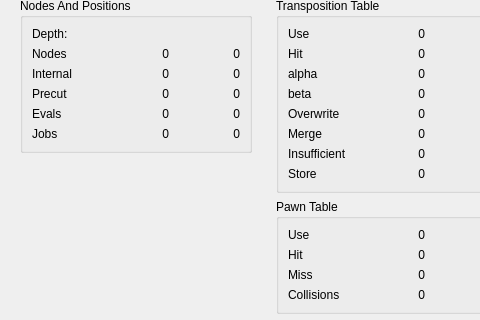
Qt form stats.ui (gpiez/hayabusa) before a commit; both pictures show x 0 to 480 and y 258 to 578 of the 862 by 823 pixel window.
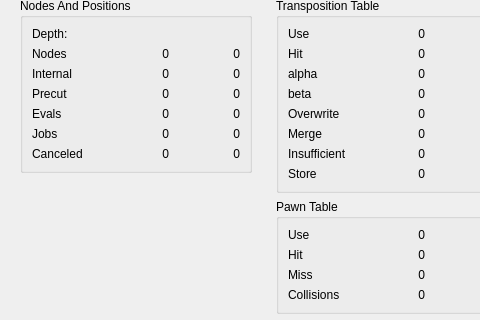
The same form after that commit. Custom widgets are drawn as their Qt base class.

Diff of the .ui file:
```diff
--- a/stats.ui
+++ b/stats.ui
@@ -277,6 +277,33 @@
                   </property>
                  </widget>
                 </item>
+                <item row="6" column="0">
+                 <widget class="QLabel" name="label_13">
+                  <property name="text">
+                   <string>Canceled</string>
+                  </property>
+                 </widget>
+                </item>
+                <item row="6" column="1">
+                 <widget class="QLabel" name="vcancelJob">
+                  <property name="text">
+                   <string>0</string>
+                  </property>
+                  <property name="alignment">
+                   <set>Qt::AlignRight|Qt::AlignTrailing|Qt::AlignVCenter</set>
+                  </property>
+                 </widget>
+                </item>
+                <item row="6" column="2">
+                 <widget class="QLabel" name="ncancelJob">
+                  <property name="text">
+                   <string>0</string>
+                  </property>
+                  <property name="alignment">
+                   <set>Qt::AlignRight|Qt::AlignTrailing|Qt::AlignVCenter</set>
+                  </property>
+                 </widget>
+                </item>
                </layout>
               </widget>
              </item>
```
Left out of the diff: 7 changed lines with no effect on the pictures.
